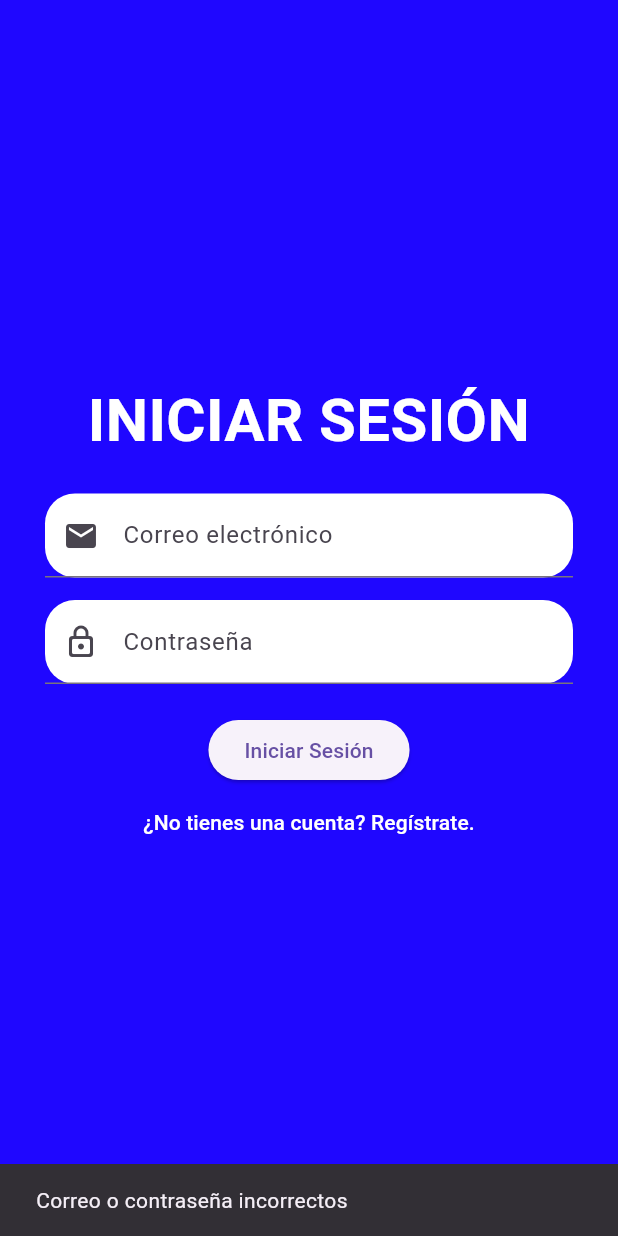
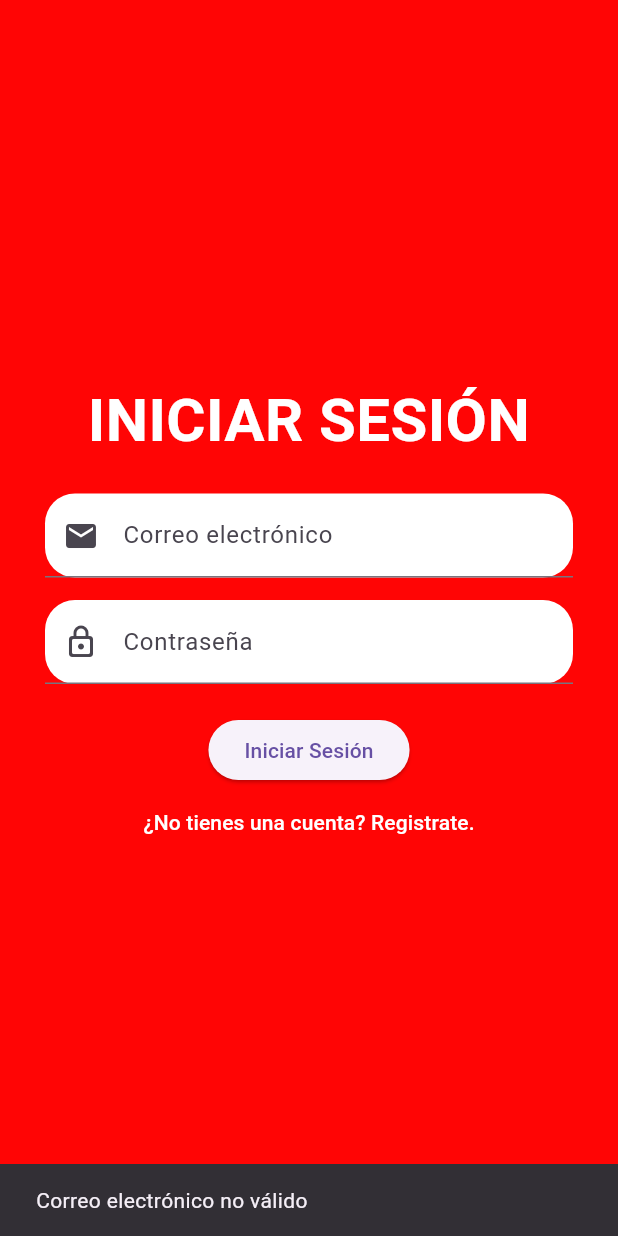
Before and after one commit to Montse123n/loginJorge_Montse, a Flutter app: the screen it shows after launch, after a tap on "Iniciar Sesión", on a phone screen of 412 x 824 dp. Run offline on Flutter 3.47's test engine with Material 3 defaults, Android fonts, the phone set to English and light mode, and no system bars; our stand-ins replace sqflite; accounts and stored records are empty.

Commit message:
terminado ahora si

```diff
--- a/lib/page/login_page.dart
+++ b/lib/page/login_page.dart
@@ -1,5 +1,5 @@
 import 'package:flutter/material.dart';
-import 'package:login/page/Home_page.dart';  // Asegúrate de que el nombre del archivo sea correcto
+import 'package:login/page/Home_page.dart';
 import 'package:login/page/registrer_page.dart';
 import 'database_helper.dart';
 
@@ -14,11 +14,16 @@ class _LoginPageState extends State<LoginPage> {
   final _emailController = TextEditingController();
   final _passwordController = TextEditingController();
 
+  bool _isValidEmail(String email) {
+    final emailRegex = RegExp(r'^[^@]+@[^@]+\.[^@]+');
+    return emailRegex.hasMatch(email);
+  }
+
   @override
   Widget build(BuildContext context) {
     return SafeArea(
       child: Scaffold(
-        backgroundColor: Color.fromARGB(248, 25, 0, 255),
+        backgroundColor: Color.fromARGB(250, 255, 0, 0),
         body: Center(
           child: SingleChildScrollView(
             child: Column(
@@ -44,7 +49,7 @@ class _LoginPageState extends State<LoginPage> {
                     Navigator.pushReplacementNamed(context, RegisterPage.id);
                   },
                   child: Text(
-                    '¿No tienes una cuenta? Regístrate.',
+                    '¿No tienes una cuenta? Registrate.',
                     style: TextStyle(color: Colors.white),
                   ),
                 ),
@@ -60,7 +65,7 @@ class _LoginPageState extends State<LoginPage> {
     return _textFieldGeneral(
       controller: _emailController,
       labelText: 'Correo electrónico',
-      hintText: 'ejemplo@gmail.com',
+      hintText: 'mon1@gmail.com',
       keyboardType: TextInputType.emailAddress,
       icon: Icons.email,
     );
@@ -83,8 +88,18 @@ class _LoginPageState extends State<LoginPage> {
       onPressed: () async {
         final email = _emailController.text;
         final password = _passwordController.text;
+
+        // Validar formato del correo electrónico
+        if (!_isValidEmail(email)) {
+          ScaffoldMessenger.of(context).showSnackBar(SnackBar(
+            content: Text('Correo electrónico no válido'),
+          ));
+          return;
+        }
+
         final user = await DatabaseHelper().getUser(email, password);
         if (user != null) {
+          // Navegar a la pantalla de inicio
           Navigator.pushReplacementNamed(context, HomePage.id);
         } else {
           ScaffoldMessenger.of(context).showSnackBar(SnackBar(
```
